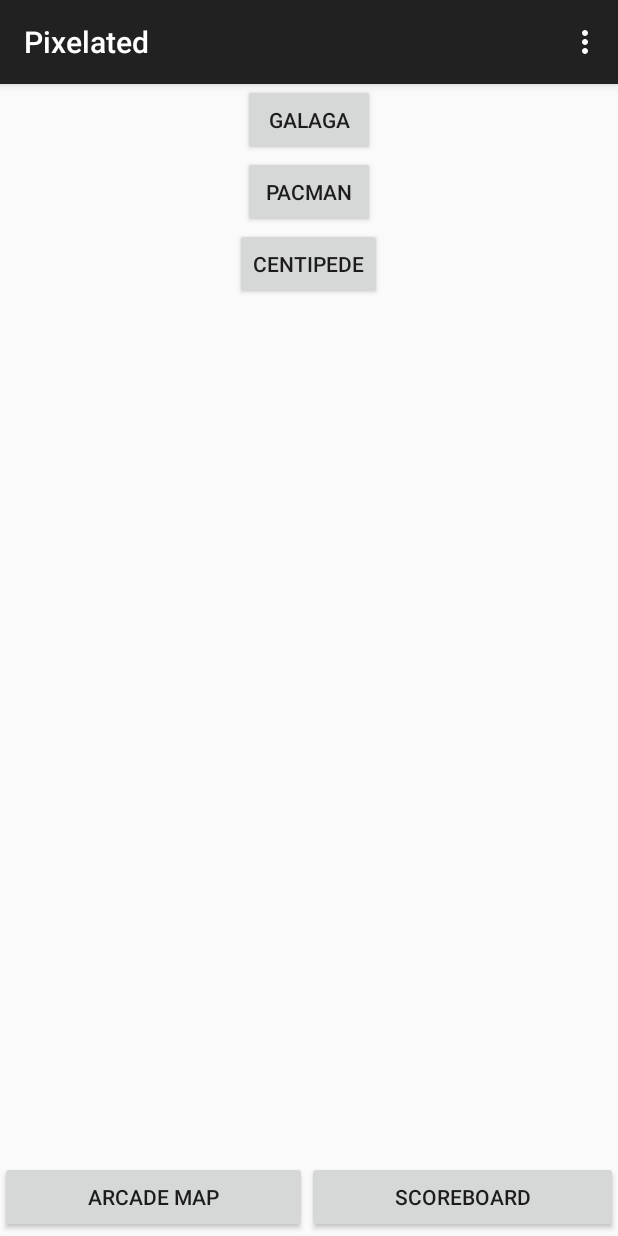
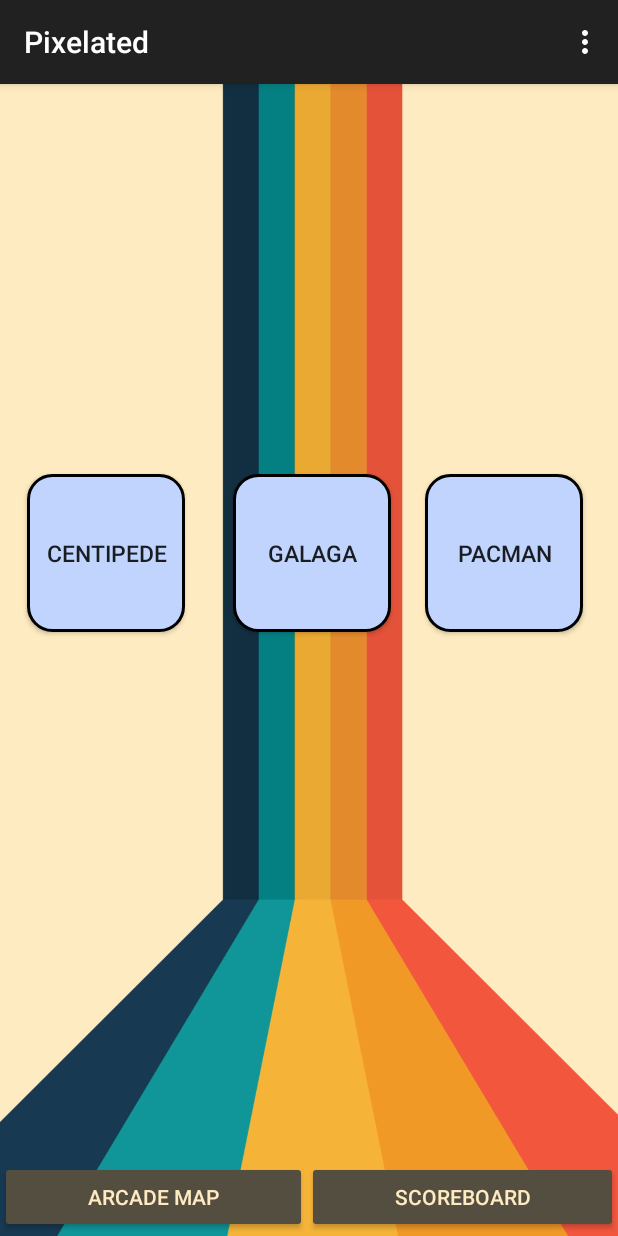
Before and after one commit to tttttttt56/Pixelated, an Android app: the screen it shows after launch (MainActivity), on a phone screen of 412 x 824 dp. Run offline under Robolectric (Android 15) with nearby library versions, the phone set to English and light mode, and no system bars.

Commit message:
updated the gui for the home screen

```diff
--- a/app/src/main/AndroidManifest.xml
+++ b/app/src/main/AndroidManifest.xml
@@ -15,6 +15,7 @@
         android:supportsRtl="true"
         android:theme="@style/Theme.AppCompat.Light.DarkActionBar"
         tools:targetApi="31">
+
         <activity
             android:name=".CentipedeActivity"
             android:exported="false" />
--- a/app/src/main/res/drawable/button_background.xml
+++ b/app/src/main/res/drawable/button_background.xml
@@ -1,4 +1,9 @@
 <?xml version="1.0" encoding="utf-8"?>
-<selector xmlns:android="http://schemas.android.com/apk/res/android">
-
-</selector>
+    <shape xmlns:android="http://schemas.android.com/apk/res/android">
+        <!-- background color -->
+        <solid android:color="#c1d4fe" />
+        <!-- rounded corners -->
+        <corners android:radius="16dp" />
+        <!-- border or stroke -->
+        <stroke android:width="2dp" android:color="#000000" />
+    </shape>
--- a/app/src/main/res/layout/activity_main.xml
+++ b/app/src/main/res/layout/activity_main.xml
@@ -14,34 +14,41 @@
         android:layout_gravity="center"
         android:orientation="vertical"
         tools:layout_editor_absoluteX="16dp"
-        tools:layout_editor_absoluteY="242dp">
+        tools:layout_editor_absoluteY="242dp"
+        android:background="@drawable/app_background">
+
+        <Button
+            android:id="@+id/centipede"
+            android:layout_width="105dp"
+            android:layout_height="105dp"
+            android:layout_gravity="center_horizontal"
+            android:background="@drawable/button_background"
+            android:text="@string/centipede"
+            android:textSize="15sp"
+            android:layout_marginStart="-135dp"
+            android:layout_marginTop="260dp"/>
 
         <Button
             android:id="@+id/galaga"
-            android:layout_width="wrap_content"
-            android:layout_height="wrap_content"
+            android:layout_width="105dp"
+            android:layout_height="105dp"
             android:layout_gravity="center_horizontal"
+            android:background="@drawable/button_background"
             android:text="@string/galaga"
-            tools:layout_editor_absoluteX="160dp"
-            tools:layout_editor_absoluteY="200dp" />
+            android:textSize="15sp"
+            android:layout_marginStart="2dp"
+            android:layout_marginTop="-105dp"/>
 
         <Button
             android:id="@+id/pacman"
-            android:layout_width="wrap_content"
-            android:layout_height="wrap_content"
+            android:layout_width="105dp"
+            android:layout_height="105dp"
             android:layout_gravity="center_horizontal"
+            android:background="@drawable/button_background"
             android:text="@string/pacman"
-            tools:layout_editor_absoluteX="160dp"
-            tools:layout_editor_absoluteY="316dp" />
-
-        <Button
-            android:id="@+id/centipede"
-            android:layout_width="wrap_content"
-            android:layout_height="wrap_content"
-            android:layout_gravity="center_horizontal"
-            android:text="@string/centipede"
-            tools:layout_editor_absoluteX="166dp"
-            tools:layout_editor_absoluteY="426dp" />
+            android:textSize="15sp"
+            android:layout_marginStart="130dp"
+            android:layout_marginTop="-105dp"/>
     </LinearLayout>
 
     <LinearLayout
@@ -59,7 +66,9 @@
             android:layout_weight="1"
             android:text="@string/ArcadeMap"
             tools:layout_editor_absoluteX="166dp"
-            tools:layout_editor_absoluteY="426dp" />
+            tools:layout_editor_absoluteY="426dp"
+            android:backgroundTint="@color/brown"
+            android:textColor="@color/cream"/>
 
         <Button
             android:id="@+id/scoreboard"
@@ -68,7 +77,9 @@
             android:layout_weight="1"
             android:text="@string/scoreboard"
             tools:layout_editor_absoluteX="166dp"
-            tools:layout_editor_absoluteY="426dp" />
+            tools:layout_editor_absoluteY="426dp"
+            android:backgroundTint="@color/brown"
+            android:textColor="@color/cream"/>
 
     </LinearLayout>
 
--- a/app/src/main/res/values/colors.xml
+++ b/app/src/main/res/values/colors.xml
@@ -2,4 +2,6 @@
 <resources>
     <color name="black">#FF000000</color>
     <color name="white">#FFFFFFFF</color>
+    <color name="brown">#544e40</color>
+    <color name = "cream">#feebc1</color>
 </resources>
```
